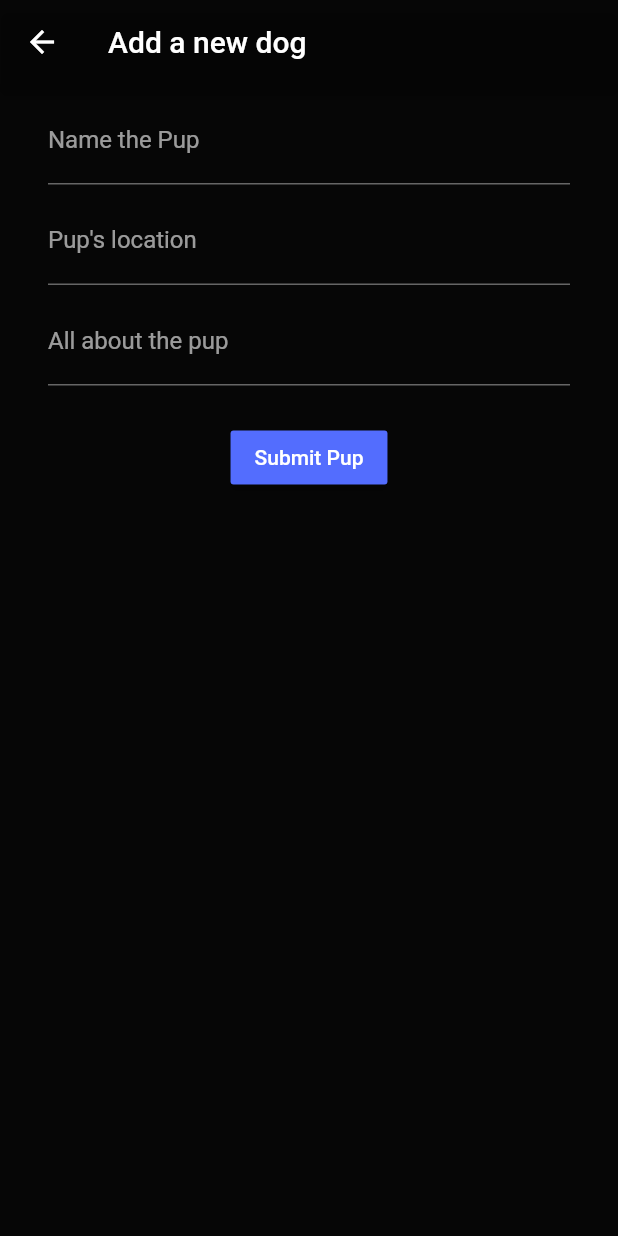
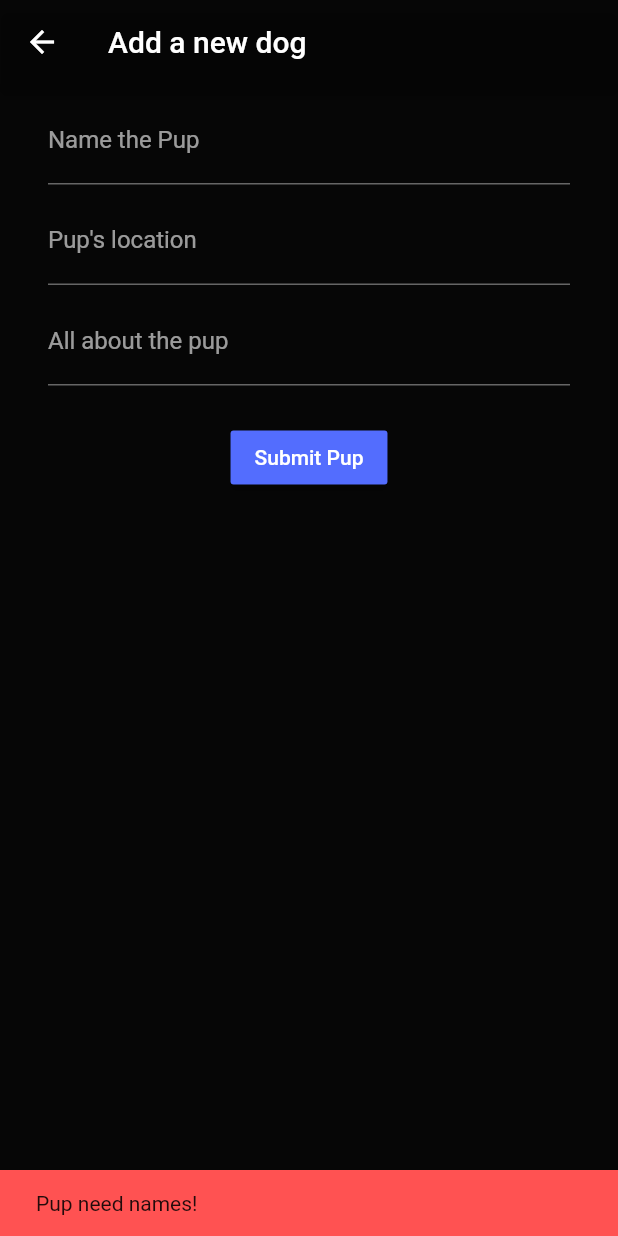
Before and after one commit to jorgesvega/rate_dogs, a Flutter app: the AddDogFormPage screen opened directly, after a tap on "Submit Pup", on a phone screen of 412 x 824 dp. Run offline on Flutter 3.47's test engine with Material 2 defaults, Android fonts, the phone set to English and light mode, and no system bars; network calls fail.

```diff
--- a/lib/new_dog_form.dart
+++ b/lib/new_dog_form.dart
@@ -18,7 +18,18 @@ class _AddDogFormPageState extends State<AddDogFormPage> {
     // A dog needs a name, but may be location independent,
     // so we'll only abandon the save if there's no name
     if (nameController.text.isEmpty) {
-      print('Dogs need names');
+      Scaffold.of(context).showSnackBar(
+        SnackBar(
+          backgroundColor: Colors.redAccent,
+          content: Text('Pup need names!'),
+          /*
+          In the build method on this page, the RaisedButton is wrapped in a Builder.
+          A builder creates a new scaffold under the hood. It's a new page, a new BuildContext, etc.
+          This new scaffold is necessary to show Snackbars (aka toasts on the web) because they are an element that is on another page, waiting to be called like any page would be.
+          The better way to do this would be to make a whole new stateless widget that's just a RaisedButton that shows a Snackbar on pressed.
+          */
+        )
+      );
     } else {
       // Create a new dog with the information from the form
       var newDog = Dog(nameController.text, locationController.text,
```
Also changed, not shown: lib/dog_card.dart (+73 -52 lines), lib/dog_detail_page.dart (+32 -1 lines).
